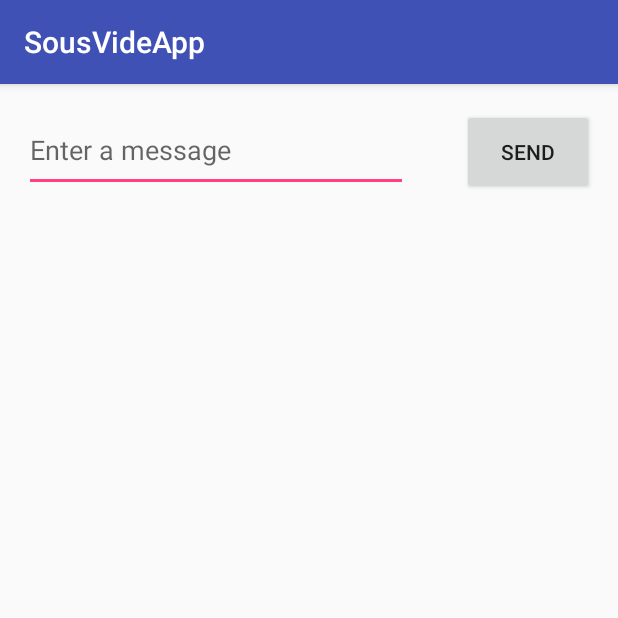
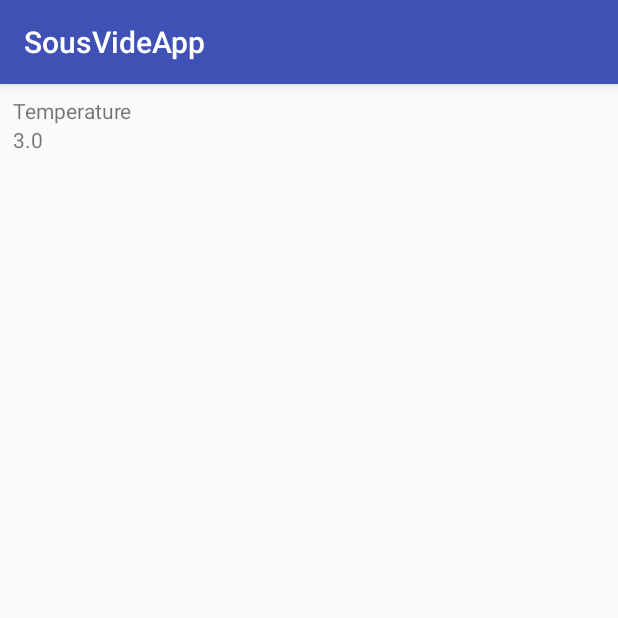
Before and after one commit to benjamind2330/SousVideOmega, an Android app: the screen it shows after launch (MainActivity), on a phone screen of 412 x 824 dp, the top half of it. Run offline under Robolectric (Android 15) with nearby library versions, the light colour scheme and no system bars; libraries missing offline, so code that uses them is left out: org.zeromq; 6 statements that could not run were skipped.

Commit message:
Added basic android classes for reading the sous vide data.

```diff
--- a/AndroidUI/app/build.gradle
+++ b/AndroidUI/app/build.gradle
@@ -32,7 +32,9 @@ dependencies {
     implementation fileTree(dir: 'libs', include: ['*.jar'])
     implementation 'com.android.support:appcompat-v7:27.1.1'
     implementation 'com.android.support.constraint:constraint-layout:1.1.0'
+    implementation 'com.android.support:design:27.1.1'
     testImplementation 'junit:junit:4.12'
     androidTestImplementation 'com.android.support.test:runner:1.0.2'
     androidTestImplementation 'com.android.support.test.espresso:espresso-core:3.0.2'
+    implementation 'org.zeromq:jeromq:0.4.3'
 }
--- a/AndroidUI/app/src/main/AndroidManifest.xml
+++ b/AndroidUI/app/src/main/AndroidManifest.xml
@@ -16,8 +16,10 @@
                 <category android:name="android.intent.category.LAUNCHER" />
             </intent-filter>
         </activity>
-        <activity android:name=".DisplayMessageActivity"
+        <activity
+            android:name=".DisplayMessageActivity"
             android:parentActivityName=".MainActivity">
+
             <!-- The meta-data tag is required if you support API level 15 and lower -->
             <meta-data
                 android:name="android.support.PARENT_ACTIVITY"
--- a/AndroidUI/app/src/main/java/industries/o/b/sousvideapp/MainActivity.java
+++ b/AndroidUI/app/src/main/java/industries/o/b/sousvideapp/MainActivity.java
@@ -6,6 +6,10 @@ import android.os.Bundle;
 import android.view.View;
 import android.widget.EditText;
 import android.widget.TextView;
+
+import java.util.concurrent.Executors;
+import java.util.concurrent.ScheduledExecutorService;
+import java.util.concurrent.TimeUnit;
 
 public class MainActivity extends AppCompatActivity {
 
@@ -24,16 +28,33 @@ public class MainActivity extends AppCompatActivity {
         // Example of a call to a native method
         //TextView tv = (TextView) findViewById(R.id.sample_text);
         //tv.setText(stringFromJNI());
+
+
+        TextView temp = (TextView)findViewById(R.id.textViewTemperature);
+        temp.setText("0.0");
+
+        SV_comms.connect();
+
+        SV_comms.start();
+
+        final ScheduledExecutorService executorService = Executors.newSingleThreadScheduledExecutor();
+        executorService.scheduleAtFixedRate(new Runnable() {
+            @Override
+            public void run() {
+                updateViews();
+            }
+        }, 0, 200, TimeUnit.MILLISECONDS);
+
     }
 
-    public void sendMessage(View view)
-    {
-        Intent intent = new Intent(this, DisplayMessageActivity.class);
-        EditText editText = findViewById(R.id.editText);
-        String message = editText.getText().toString();
-        intent.putExtra(EXTRA_MESSAGE, message);
-        startActivity(intent);
+    private void updateViews() {
+        SousVideCommunications.SousVideStatus stat = SV_comms.get_currentStatus();
+        TextView temp = (TextView)findViewById(R.id.textViewTemperature);
+        temp.setText(Float.toString(stat.temperature));
     }
+
+
+    private SousVideCommunications SV_comms = new SousVideCommunications();
 
     /**
      * A native method that is implemented by the 'native-lib' native library,
--- /dev/null
+++ b/AndroidUI/app/src/main/java/industries/o/b/sousvideapp/SousVideCommunications.java
@@ -0,0 +1,59 @@
+package industries.o.b.sousvideapp;
+
+import android.util.Log;
+
+import java.util.concurrent.TimeUnit;
+import org.zeromq.ZMQ;
+import org.zeromq.ZContext;
+
+
+public class SousVideCommunications extends Thread {
+
+    public class SousVideStatus {
+        public float temperature = 0.0f;
+    }
+
+
+    private ZMQ.Context context;
+    ZMQ.Socket subscriber;
+
+    public void connect() {
+
+        context = ZMQ.context(1);
+
+        //  Socket to talk to server
+        subscriber = context.socket(ZMQ.SUB);
+        subscriber.connect("tcp://192.168.1.133:5556");
+
+        subscriber.subscribe("");
+    }
+
+
+    public void run() {
+        while (!_shutdown) {
+
+            String string = subscriber.recvStr(0).trim();
+            Log.d("COMMS", string);
+            synchronized (_statlock) {
+                _currentStatus.temperature++;
+            }
+            try {
+                TimeUnit.SECONDS.sleep(1);
+            } catch (java.lang.InterruptedException e) {
+
+            }
+        }
+    }
+
+    public SousVideStatus get_currentStatus() {
+        synchronized (_statlock) {
+            return _currentStatus;
+        }
+    }
+
+    private Object _statlock = new Object();
+    private SousVideStatus _currentStatus = new SousVideStatus();
+    private Boolean _shutdown = false;
+
+
+}
--- a/AndroidUI/app/src/main/res/layout/activity_main.xml
+++ b/AndroidUI/app/src/main/res/layout/activity_main.xml
@@ -6,33 +6,26 @@
     android:layout_height="match_parent"
     tools:context=".MainActivity">
 
-    <EditText
-        android:id="@+id/editText"
-        android:layout_width="0dp"
-        android:layout_height="56dp"
-        android:layout_marginLeft="16dp"
-        android:layout_marginStart="16dp"
-        android:layout_marginTop="16dp"
-        android:ems="10"
-        android:hint="@string/edit_message"
-        android:inputType="textPersonName"
-        app:layout_constraintEnd_toStartOf="@+id/button"
-        app:layout_constraintHorizontal_bias="0.5"
+    <LinearLayout
+        android:id="@+id/linearLayout"
+        android:layout_width="395dp"
+        android:layout_height="140dp"
+        android:layout_marginTop="8dp"
+        android:orientation="vertical"
+        app:layout_constraintEnd_toEndOf="parent"
         app:layout_constraintStart_toStartOf="parent"
-        app:layout_constraintTop_toTopOf="parent" />
+        app:layout_constraintTop_toTopOf="parent">
 
-    <Button
-        android:id="@+id/button"
-        android:layout_width="wrap_content"
-        android:layout_height="57dp"
-        android:layout_marginEnd="16dp"
-        android:layout_marginLeft="36dp"
-        android:layout_marginRight="16dp"
-        android:layout_marginStart="36dp"
-        android:onClick="sendMessage"
-        android:text="@string/button_send"
-        app:layout_constraintBaseline_toBaselineOf="@+id/editText"
-        app:layout_constraintEnd_toEndOf="parent"
-        app:layout_constraintHorizontal_bias="0.5"
-        app:layout_constraintStart_toEndOf="@+id/editText" />
+        <TextView
+            android:id="@+id/textViewTemperatureTitle"
+            android:layout_width="match_parent"
+            android:layout_height="wrap_content"
+            android:text="Temperature" />
+
+        <TextView
+            android:id="@+id/textViewTemperature"
+            android:layout_width="match_parent"
+            android:layout_height="wrap_content"
+            android:text="TextView" />
+    </LinearLayout>
 </android.support.constraint.ConstraintLayout>
--- /dev/null
+++ b/AndroidUI/app/src/main/res/values/dimens.xml
@@ -0,0 +1,3 @@
+<resources>
+    <dimen name="fab_margin">16dp</dimen>
+</resources>
--- a/AndroidUI/app/src/main/res/values/strings.xml
+++ b/AndroidUI/app/src/main/res/values/strings.xml
@@ -2,4 +2,5 @@
     <string name="app_name">SousVideApp</string>
     <string name="edit_message">Enter a message</string>
     <string name="button_send">Send</string>
+    <string name="title_activity_synch_svstats">SynchSVStats</string>
 </resources>
--- a/AndroidUI/app/src/main/res/values/styles.xml
+++ b/AndroidUI/app/src/main/res/values/styles.xml
@@ -8,4 +8,13 @@
         <item name="colorAccent">@color/colorAccent</item>
     </style>
 
+    <style name="AppTheme.NoActionBar">
+        <item name="windowActionBar">false</item>
+        <item name="windowNoTitle">true</item>
+    </style>
+
+    <style name="AppTheme.AppBarOverlay" parent="ThemeOverlay.AppCompat.Dark.ActionBar" />
+
+    <style name="AppTheme.PopupOverlay" parent="ThemeOverlay.AppCompat.Light" />
+
 </resources>
```
